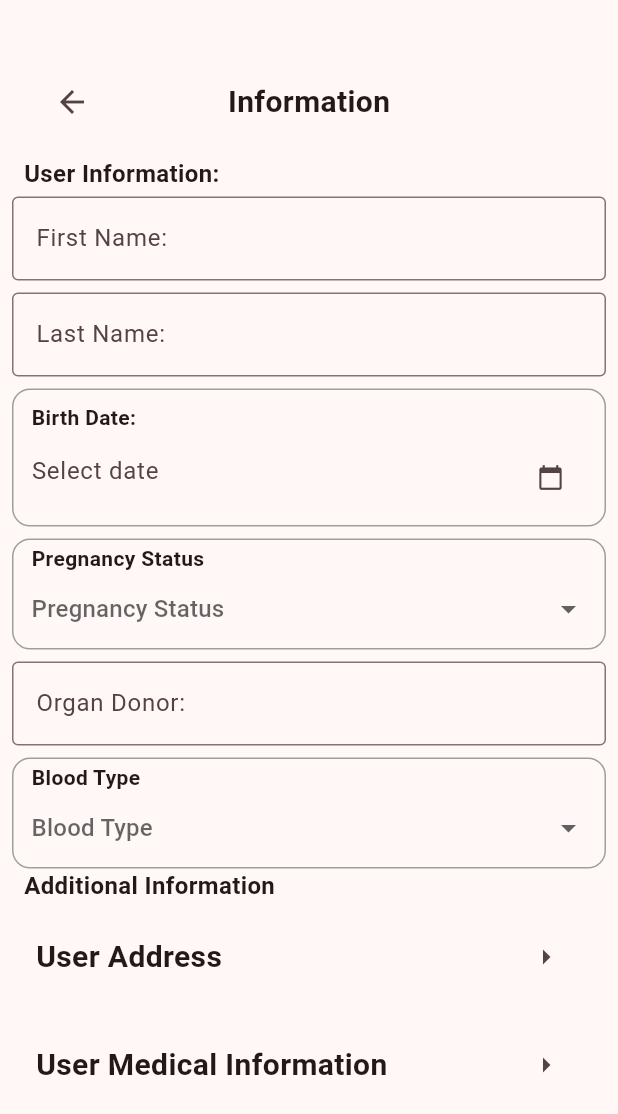
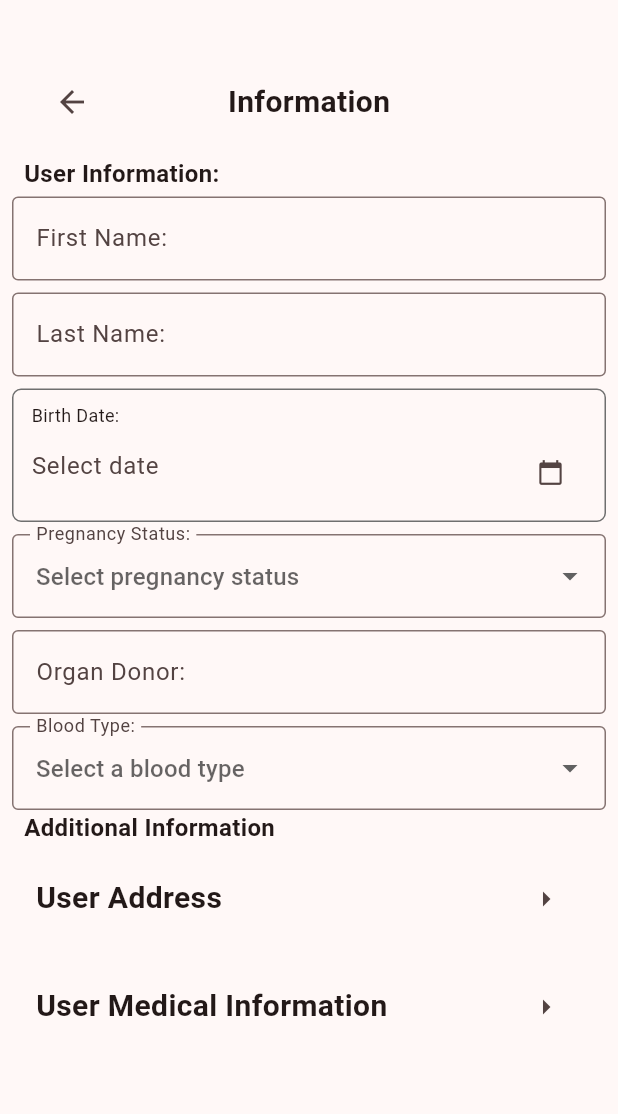
Before and after one commit to rcSabucido/wakealert, a Flutter app: the SettingsInformationPage screen opened directly with empty values, on a phone screen of 412 x 824 dp. Shown: the top 1114 px of the screen. Run offline on Flutter 3.47's test engine with Material 3 defaults, Android fonts, the phone set to English and light mode, and no system bars; our stand-ins replace liquid_progress_indicator_v2; missing offline and left inert: simple_ripple_animation.

Commit message:
#33 Replace fields with builtin form fields in information settings page

```diff
--- a/lib/components/labeledDatePicker.dart
+++ b/lib/components/labeledDatePicker.dart
@@ -46,8 +46,8 @@ class LabeledDatePicker extends StatelessWidget {
         padding: const EdgeInsets.symmetric(horizontal: 12, vertical: 8),
         decoration: BoxDecoration(
           color: backgroundColor,
-          border: Border.all(color: Colors.grey, width: 1),
-          borderRadius: BorderRadius.circular(12),
+          border: Border.all(color: const Color(0xFF6F6F6F), width: 1),
+          borderRadius: BorderRadius.circular(6),
         ),
         child: Column(
           crossAxisAlignment: CrossAxisAlignment.start,
@@ -55,8 +55,7 @@ class LabeledDatePicker extends StatelessWidget {
             Text(
               label,
               style: const TextStyle(
-                fontSize: 14,
-                fontWeight: FontWeight.bold,
+                fontSize: 12,
               ),
             ),
             const SizedBox(height: 6),
--- a/lib/components/labeledDropdown.dart
+++ b/lib/components/labeledDropdown.dart
@@ -24,8 +24,8 @@ class LabeledDropdown<T> extends StatelessWidget {
       padding: const EdgeInsets.symmetric(horizontal: 12, vertical: 2),
       decoration: BoxDecoration(
         color: backgroundColor,
-        border: Border.all(color: Colors.grey, width: 1),
-        borderRadius: BorderRadius.circular(12),
+        border: Border.all(color: const Color(0xFF6F6F6F), width: 1),
+        borderRadius: BorderRadius.circular(6),
       ),
       child: Column(
         crossAxisAlignment: CrossAxisAlignment.start,
--- a/lib/pages/settingsInformation.dart
+++ b/lib/pages/settingsInformation.dart
@@ -116,10 +116,14 @@ class _SettingsInformationPageState extends State<SettingsInformationPage> {
                 controller: birthDateController,
               ),
             ),
-            LabeledDropdown<String>(
-              label: "Pregnancy Status",
+            DropdownButtonFormField<String>(
               value: pregnancyStatusOption,
-              items: [
+              decoration: const InputDecoration(
+                labelText: "Pregnancy Status:",
+                hintText: "Select pregnancy status",
+                border: OutlineInputBorder(),
+              ),
+              items: const [
                 DropdownMenuItem(value: "Yes", child: Text("Yes")),
                 DropdownMenuItem(value: "No", child: Text("No")),
                 DropdownMenuItem(value: "Unknown", child: Text("Unknown")),
@@ -129,7 +133,14 @@ class _SettingsInformationPageState extends State<SettingsInformationPage> {
                   pregnancyStatusOption = value;
                 });
               },
+              validator: (value) {
+                if (value == null || value.isEmpty) {
+                  return "Please select a blood type";
+                }
+                return null;
+              },
             ),
+
             Padding(
               padding: const EdgeInsets.symmetric(vertical: 8.0),
               child: TextFormField(
@@ -146,10 +157,14 @@ class _SettingsInformationPageState extends State<SettingsInformationPage> {
                 },
               ),
             ),
-            LabeledDropdown<String>(
-              label: "Blood Type",
+            DropdownButtonFormField<String>(
               value: bloodTypeOption,
-              items: [
+              decoration: const InputDecoration(
+                labelText: "Blood Type:",
+                hintText: "Select a blood type",
+                border: OutlineInputBorder(),
+              ),
+              items: const [
                 DropdownMenuItem(value: "O+", child: Text("O+")),
                 DropdownMenuItem(value: "O-", child: Text("O-")),
                 DropdownMenuItem(value: "A+", child: Text("A+")),
@@ -163,6 +178,12 @@ class _SettingsInformationPageState extends State<SettingsInformationPage> {
                 setState(() {
                   bloodTypeOption = value;
                 });
+              },
+              validator: (value) {
+                if (value == null || value.isEmpty) {
+                  return "Please select a blood type";
+                }
+                return null;
               },
             ),
             Padding(
```
